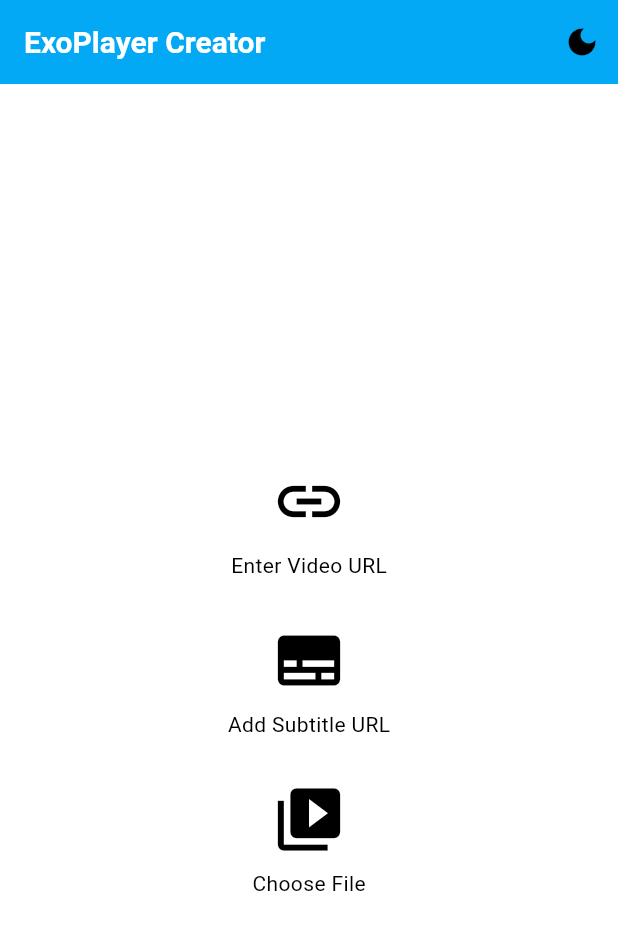
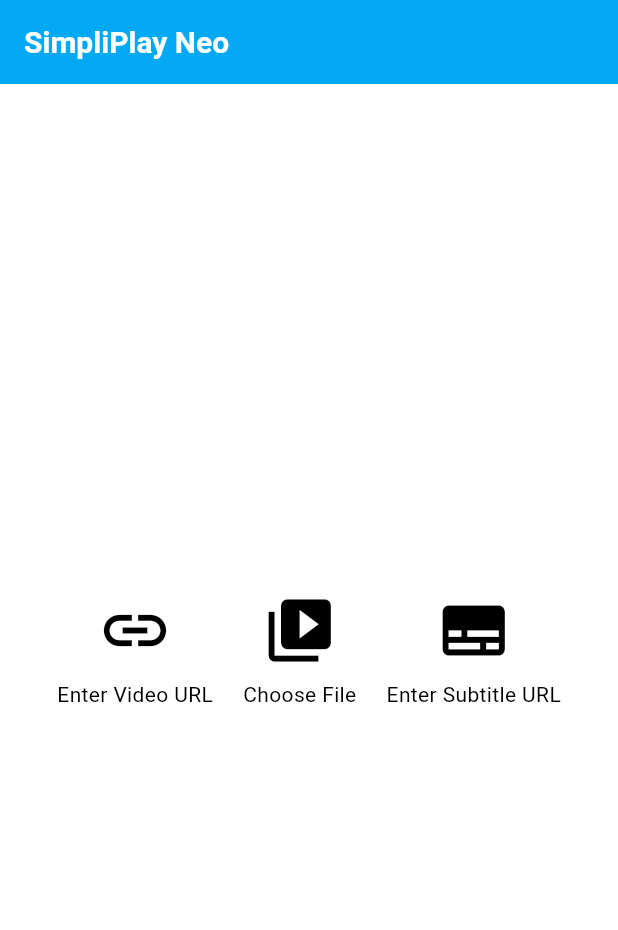
Before and after one commit to anirudhsevugan/simpliplay-android-example-fork, a Flutter app: the screen it shows after launch, on a phone screen of 412 x 824 dp. Shown: the top 930 px of the screen. Run offline on Flutter 3.47's test engine with Material 3 defaults, Android fonts, the phone set to English and light mode, and no system bars; our stand-ins replace chewie, file_picker, permission_handler, video_player; missing offline and left inert: keep_screen_on.

Commit message:
Update video_screen.dart

```diff
--- a/flutter-exoplayer/flutter_beta_exoplayer_creator/lib/screens/video_screen.dart
+++ b/flutter-exoplayer/flutter_beta_exoplayer_creator/lib/screens/video_screen.dart
@@ -1,8 +1,6 @@
 import 'package:flutter/material.dart';
 import 'package:file_picker/file_picker.dart';
-import 'package:flutter/services.dart'; // Import for SystemChrome
 import '../widgets/video_player_widget.dart';
-import '../utils/video_player_manager.dart';
 
 class VideoScreen extends StatefulWidget {
   const VideoScreen({super.key});
@@ -16,15 +14,12 @@ class _VideoScreenState extends State<VideoScreen> {
   String _filePath = '';
   String _subtitleUrl = '';
   String _subtitleFilePath = '';
-  bool _isDarkMode = false;
-
-
-
+  final bool _isDarkMode = false; // Store the manual theme preference
 
   // Pick a video or audio file
   Future<void> _pickFile() async {
     FilePickerResult? result = await FilePicker.platform.pickFiles(
-      type: FileType.media, // This allows both video and audio file selection
+      type: FileType.media,
     );
 
     if (result != null && result.files.single.path != null) {
@@ -43,9 +38,7 @@ class _VideoScreenState extends State<VideoScreen> {
       context: context,
       barrierDismissible: false,
       builder: (BuildContext context) {
-        return Center( // Center the dialog
-          child: SingleChildScrollView(
-            child: AlertDialog(
+        return AlertDialog(
           title: const Text('Enter Video URL'),
           content: TextField(
             controller: videoController,
@@ -68,8 +61,6 @@ class _VideoScreenState extends State<VideoScreen> {
               },
             ),
           ],
-            ),
-          ),
         );
       },
     );
@@ -83,9 +74,7 @@ class _VideoScreenState extends State<VideoScreen> {
       context: context,
       barrierDismissible: false,
       builder: (BuildContext context) {
-        return Center( // Center the dialog
-          child: SingleChildScrollView(
-            child: AlertDialog(
+        return AlertDialog(
           title: const Text('Enter Subtitle URL'),
           content: TextField(
             controller: subtitleController,
@@ -108,37 +97,34 @@ class _VideoScreenState extends State<VideoScreen> {
               },
             ),
           ],
-            ),
-          ),
         );
       },
     );
   }
 
+
+  // Play the video
+  void _playMedia() {
+    setState(() {
+      // Switch to the VideoPlayerWidget screen
+    });
+  }
+
   @override
   Widget build(BuildContext context) {
     return WillPopScope(
-      onWillPop: _onWillPop, // Use this for back button intercept
+      onWillPop: _onWillPop, // Custom back button behavior
       child: MaterialApp(
         debugShowCheckedModeBanner: false,
-        themeMode: _isDarkMode ? ThemeMode.dark : ThemeMode.light, // Toggle theme mode
+        themeMode: _isDarkMode ? ThemeMode.dark : ThemeMode.system,
+        // Respect system theme
         theme: _lightTheme(),
-        darkTheme: _darkTheme(), // Apply dark theme
+        darkTheme: _darkTheme(),
         home: Scaffold(
           appBar: _videoUrl.isNotEmpty || _filePath.isNotEmpty
               ? null // Hide AppBar when video is playing
               : AppBar(
-            title: const Text('ExoPlayer Creator'),
-            actions: [
-              IconButton(
-                icon: Icon(_isDarkMode ? Icons.light_mode : Icons.dark_mode),
-                onPressed: () {
-                  setState(() {
-                    _isDarkMode = !_isDarkMode;
-                  });
-                },
-              ),
-            ],
+            title: const Text('SimpliPlay Neo'),
           ),
           body: Center(
             child: _videoUrl.isEmpty && _filePath.isEmpty
@@ -146,43 +132,19 @@ class _VideoScreenState extends State<VideoScreen> {
               child: Column(
                 mainAxisAlignment: MainAxisAlignment.center,
                 children: [
-                  const SizedBox(height: 20),
-                  // Enter Video URL Button
-                  Column(
-                    children: [
-                      IconButton(
-                        icon: const Icon(Icons.link, size: 50),
-                        onPressed: _showVideoURLDialog,
-                      ),
-                      const Text('Enter Video URL'),
-                    ],
-                  ),
-                  const SizedBox(height: 20),
-                  // Subtitle URL Button
-                  Column(
-                    children: [
-                      IconButton(
-                        icon: const Icon(Icons.subtitles, size: 50),
-                        onPressed: _showSubtitleDialog,
-                      ),
-                      const Text('Add Subtitle URL'),
-                    ],
-                  ),
-                  const SizedBox(height: 20),
-                  // Choose File Button
-                  Column(
-                    children: [
-                      IconButton(
-                        icon: const Icon(Icons.video_library, size: 50),
-                        onPressed: _pickFile,
-                      ),
-                      const Text('Choose File'),
-                    ],
-                  ),
+                  // Central Buttons (Enter Video URL, Choose File, Add Subtitle)
+                  _buildButtonRow(),
+                  SizedBox(height: 20),
+                  // Play Button - This only appears if a file or URL is chosen
                 ],
               ),
             )
-                : VideoPlayerWidget(
+                : WillPopScope(
+              onWillPop: () async {
+                // Show confirmation dialog before exiting VideoPlayerWidget
+                return (await _showExitConfirmation()) ?? false;
+              },
+              child: VideoPlayerWidget(
                 videoUrl: _videoUrl,
                 filePath: _filePath,
                 subtitleUrl: _subtitleUrl,
@@ -191,8 +153,53 @@ class _VideoScreenState extends State<VideoScreen> {
             ),
           ),
         ),
+      ),
     );
   }
+
+  // Row containing the buttons
+  Widget _buildButtonRow() {
+    return Row(
+      mainAxisAlignment: MainAxisAlignment.center,
+      children: [
+        _buildCentralButton(
+          icon: Icons.link,
+          label: 'Enter Video URL',
+          onPressed: _showVideoURLDialog,
+        ),
+        SizedBox(width: 20),
+        _buildCentralButton(
+          icon: Icons.video_library,
+          label: 'Choose File',
+          onPressed: _pickFile,
+        ),
+        SizedBox(width: 20),
+        _buildCentralButton(
+          icon: Icons.subtitles,
+          label: 'Enter Subtitle URL',
+          onPressed: _showSubtitleDialog,
+        ),
+      ],
+    );
+  }
+
+  // Central button widget
+  Widget _buildCentralButton({
+    required IconData icon,
+    required String label,
+    required VoidCallback onPressed,
+  }) {
+    return Column(
+      children: [
+        IconButton(
+          icon: Icon(icon, size: 50),
+          onPressed: onPressed,
+        ),
+        Text(label),
+      ],
+    );
+  }
+
 
   Future<bool> _onWillPop() async {
     // If the video is not playing (i.e., file or URL is empty), exit the app
@@ -204,6 +211,7 @@ class _VideoScreenState extends State<VideoScreen> {
     return (await _showExitConfirmation()) ?? false;
   }
 
+  // Show the exit confirmation dialog
   Future<bool?> _showExitConfirmation() async {
     return showDialog<bool>(
       context: context,
@@ -215,13 +223,15 @@ class _VideoScreenState extends State<VideoScreen> {
             TextButton(
               child: const Text('No'),
               onPressed: () {
-                Navigator.of(context).pop(false); // Go back to VideoScreen
+                Navigator.of(context).pop(false); // Stay on current screen
               },
             ),
             TextButton(
               child: const Text('Yes'),
               onPressed: () {
-                Navigator.of(context).pop(true); // Exit the app
+                Navigator.of(context).pop(true); // Navigate back to VideoScreen
+                Navigator.of(context).pushReplacement(
+                    MaterialPageRoute(builder: (context) => VideoScreen()));
               },
             ),
           ],
@@ -253,15 +263,24 @@ class _VideoScreenState extends State<VideoScreen> {
         bodyMedium: TextStyle(color: Colors.black),
         bodySmall: TextStyle(color: Colors.black),
       ),
+      dialogTheme: DialogTheme(
+        backgroundColor: Colors.white,
+        // White background for dialog in light mode
+        titleTextStyle: TextStyle(
+            color: Colors.black), // Black text in light mode
+      ),
     );
   }
 
+// Dark theme
   ThemeData _darkTheme() {
     return ThemeData(
-      primaryColor: Colors.blue, // Primary color for the theme
-      scaffoldBackgroundColor: Colors.black, // Black background for the scaffold
+      primaryColor: Colors.blue,
+      // Primary color for the theme
+      scaffoldBackgroundColor: Colors.black,
+      // Black background for the scaffold
       colorScheme: ColorScheme.fromSwatch(primarySwatch: Colors.blue)
-          .copyWith(secondary: Colors.blue), // Customize color scheme
+          .copyWith(secondary: Colors.blue),
       appBarTheme: AppBarTheme(
         color: Colors.blue, // Blue AppBar background
         titleTextStyle: TextStyle(
@@ -278,6 +297,12 @@ class _VideoScreenState extends State<VideoScreen> {
         bodyMedium: TextStyle(color: Colors.white),
         bodySmall: TextStyle(color: Colors.white),
       ),
+      dialogTheme: DialogTheme(
+        backgroundColor: Color(0xFF333333),
+        // Dark background for dialog in dark mode
+        titleTextStyle: TextStyle(
+            color: Colors.white), // White text in dark mode
+      ),
     );
   }
 }
```
Lines whose indentation alone changed are shown as unchanged.
